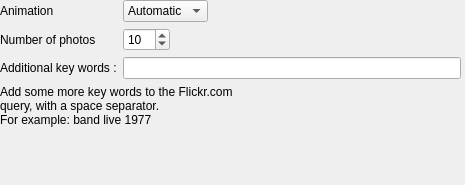
Old version of the form src/context/applets/photos/photosSettings.ui in the repository netrunner-debian-kde-extras/amarok.
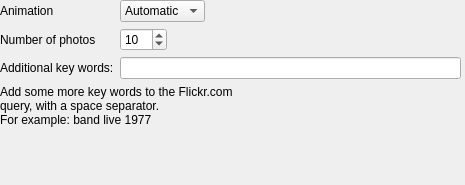
New version of the form. Custom widgets are drawn as their Qt base class.

The edit to the form file:
```diff
--- a/src/context/applets/photos/photosSettings.ui
+++ b/src/context/applets/photos/photosSettings.ui
@@ -90,7 +90,7 @@
     <item row="2" column="0">
      <widget class="QLabel" name="additionalkeywordsLabel">
       <property name="text">
-       <string>Additional key words :</string>
+       <string>Additional key words:</string>
       </property>
      </widget>
     </item>
```
